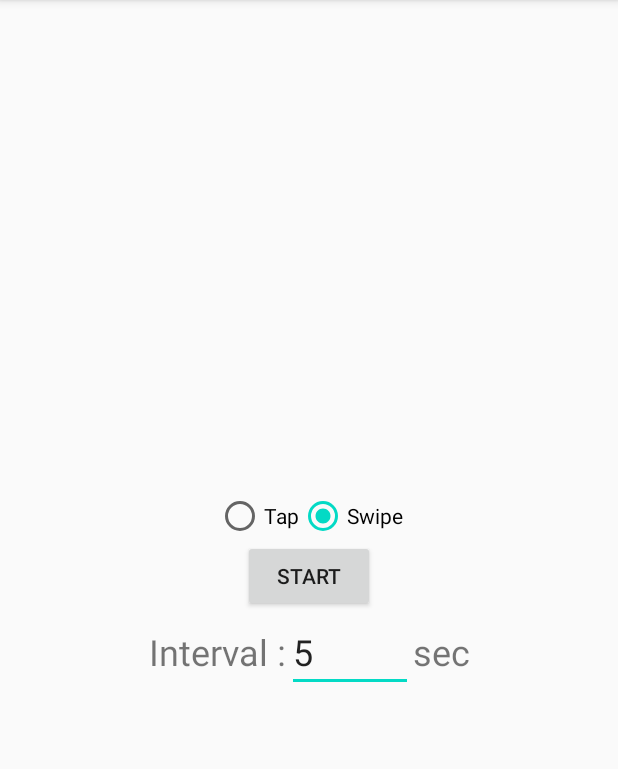
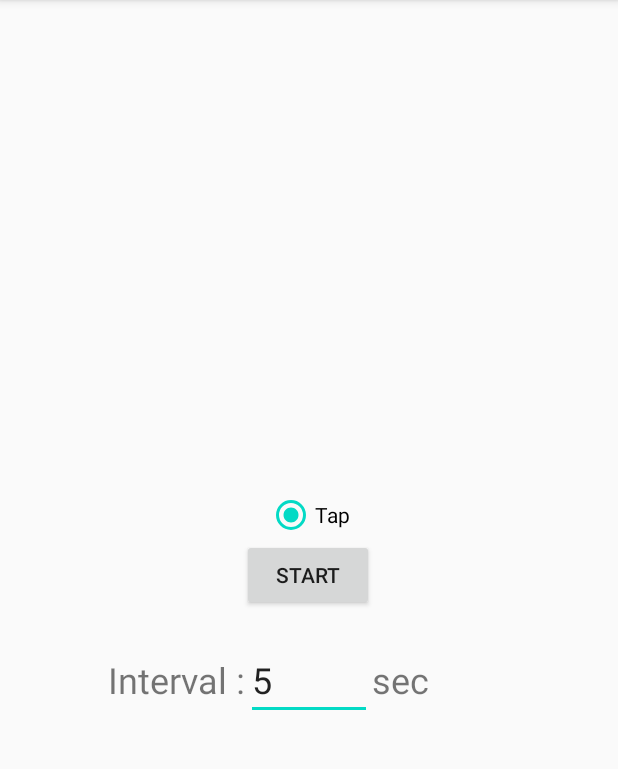
Before and after one commit to KairC/AutoClicker, an Android app: the screen it shows after launch (MainActivity), on a phone screen of 412 x 824 dp, the part 84-853 px from its top. Run offline under Robolectric (Android 15) with nearby library versions, the phone set to English and light mode, and no system bars.

Commit message:
cleaned some unused code.

```diff
--- a/app/src/main/java/com/kai/autoclicker/MainActivity.java
+++ b/app/src/main/java/com/kai/autoclicker/MainActivity.java
@@ -10,13 +10,14 @@ import android.provider.Settings;
 import android.view.View;
 import android.widget.Button;
 import android.widget.EditText;
-import android.widget.RadioGroup;
+import android.widget.RadioButton;
+
 
 public class MainActivity extends AppCompatActivity {
 
     private Button mStart;
     private EditText mInterval;
-    private RadioGroup mCheckMode;
+    private RadioButton mTapMode;
 
     @Override
     protected void onCreate(Bundle savedInstanceState) {
@@ -39,17 +40,16 @@ public class MainActivity extends AppCompatActivity {
         setSupportActionBar(toolbar);
         mStart = findViewById(R.id.start);
         mInterval = findViewById(R.id.interval);
-        mCheckMode = findViewById(R.id.check_mode);
+        mTapMode = findViewById(R.id.tap);
         mStart.setOnClickListener(new View.OnClickListener() {
             @Override
             public void onClick(View v) {
 
                 Intent intent = new Intent(MainActivity.this, AutoService.class);
                 intent.putExtra(AutoService.ACTION, AutoService.SHOW);
-                intent.putExtra("interval", Integer.valueOf(mInterval.getText().toString()));
-                int id = mCheckMode.getCheckedRadioButtonId();
-                intent.putExtra(AutoService.MODE, id == R.id.swipe ? AutoService.SWIPE : AutoService.TAP);
-
+                String interval = mInterval.getText().toString();
+                intent.putExtra("interval", Integer.valueOf(!interval.isEmpty()?interval:"10"));
+                intent.putExtra(AutoService.MODE, AutoService.TAP);
 
                 startService(intent);
 
--- a/app/src/main/res/layout/content_main.xml
+++ b/app/src/main/res/layout/content_main.xml
@@ -1,6 +1,5 @@
 <?xml version="1.0" encoding="utf-8"?>
-<androidx.constraintlayout.widget.ConstraintLayout
-    xmlns:android="http://schemas.android.com/apk/res/android"
+<androidx.constraintlayout.widget.ConstraintLayout xmlns:android="http://schemas.android.com/apk/res/android"
     xmlns:app="http://schemas.android.com/apk/res-auto"
     xmlns:tools="http://schemas.android.com/tools"
     android:layout_width="match_parent"
@@ -8,68 +7,71 @@
     app:layout_behavior="@string/appbar_scrolling_view_behavior"
     tools:context=".MainActivity"
     tools:showIn="@layout/activity_main">
+
+
     <Button
         android:id="@+id/start"
         android:layout_width="wrap_content"
         android:layout_height="wrap_content"
         android:text="Start"
         app:layout_constraintBottom_toBottomOf="parent"
-        app:layout_constraintLeft_toLeftOf="parent"
-        app:layout_constraintRight_toRightOf="parent"
-        app:layout_constraintTop_toTopOf="parent" />
+        app:layout_constraintEnd_toEndOf="parent"
+        app:layout_constraintHorizontal_bias="0.498"
+        app:layout_constraintStart_toStartOf="parent"
+        app:layout_constraintTop_toTopOf="parent"
+        app:layout_constraintVertical_bias="0.499" />
 
-    <RadioGroup
-        android:id="@+id/check_mode"
+    <EditText
+        android:id="@+id/interval"
         android:layout_width="wrap_content"
         android:layout_height="wrap_content"
-        android:orientation="horizontal"
-        android:checkedButton="@id/swipe"
-        app:layout_constraintBottom_toTopOf="@id/start"
-        app:layout_constraintLeft_toLeftOf="parent"
-        app:layout_constraintRight_toRightOf="parent">
-        <RadioButton
-            android:id="@+id/tap"
-            android:text="Tap"
-            android:layout_width="wrap_content"
-            android:layout_height="wrap_content" />
+        android:inputType="number"
+        android:lines="1"
+        android:maxLength="3"
+        android:minEms="3"
+        android:text="5"
+        android:textSize="24sp"
+        app:layout_constraintBaseline_toBaselineOf="@+id/textView"
+        app:layout_constraintEnd_toEndOf="parent"
+        app:layout_constraintStart_toStartOf="parent" />
 
-        <RadioButton
-            android:id="@+id/swipe"
-            android:text="Swipe"
-            android:layout_width="wrap_content"
-            android:layout_height="wrap_content" />
-    </RadioGroup>
 
-    <LinearLayout
+    <RadioButton
+        android:id="@+id/tap"
         android:layout_width="wrap_content"
         android:layout_height="wrap_content"
-        android:orientation="horizontal"
-        app:layout_constraintLeft_toLeftOf="parent"
-        app:layout_constraintRight_toRightOf="parent"
-        app:layout_constraintTop_toBottomOf="@id/start">
+        android:layout_marginTop="188dp"
+        android:checked="true"
+        android:text="Tap"
+        app:layout_constraintBottom_toTopOf="@+id/start"
+        app:layout_constraintEnd_toEndOf="@+id/start"
+        app:layout_constraintStart_toStartOf="@+id/start"
+        app:layout_constraintTop_toTopOf="parent"
+        app:layout_constraintVertical_bias="1.0" />
 
-        <TextView
-            android:layout_width="wrap_content"
-            android:layout_height="wrap_content"
-            android:text="Interval :"
-            android:textSize="24sp" />
+    <TextView
+        android:id="@+id/textView3"
+        android:layout_width="wrap_content"
+        android:layout_height="wrap_content"
+        android:text="sec"
+        android:textSize="24sp"
+        app:layout_constraintBaseline_toBaselineOf="@+id/interval"
+        app:layout_constraintEnd_toEndOf="parent"
+        app:layout_constraintHorizontal_bias="0.0"
+        app:layout_constraintStart_toEndOf="@+id/interval" />
 
-        <EditText
-            android:id="@+id/interval"
-            android:layout_width="wrap_content"
-            android:layout_height="wrap_content"
-            android:inputType="number"
-            android:lines="1"
-            android:text="5"
-            android:maxLength="3"
-            android:minEms="3"
-            android:textSize="24sp" />
+    <TextView
+        android:id="@+id/textView"
+        android:layout_width="wrap_content"
+        android:layout_height="wrap_content"
+        android:text="Interval :"
+        android:textSize="24sp"
+        app:layout_constraintBottom_toBottomOf="parent"
+        app:layout_constraintEnd_toStartOf="@+id/interval"
+        app:layout_constraintHorizontal_bias="1.0"
+        app:layout_constraintStart_toStartOf="parent"
+        app:layout_constraintTop_toTopOf="parent"
+        app:layout_constraintVertical_bias="0.594" />
 
-        <TextView
-            android:layout_width="wrap_content"
-            android:layout_height="wrap_content"
-            android:text="sec"
-            android:textSize="24sp" />
-    </LinearLayout>
 
 </androidx.constraintlayout.widget.ConstraintLayout>
```
Also changed, not shown: app/src/main/java/com/kai/autoclicker/AutoService.java (+4 -30 lines), app/src/main/java/com/kai/autoclicker/FloatingManager.java (deleted, +0 -64 lines), app/src/main/java/com/kai/autoclicker/FloatingView.java (+8 -11 lines).
